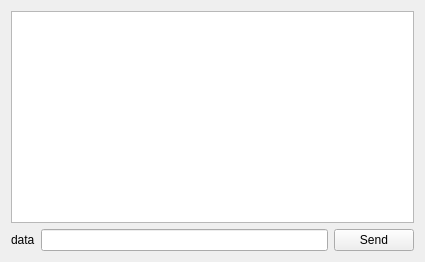
This is chatwidget.ui in aliheydari-cl/Chat-application as Qt 5 draws it before an edit. The edited form follows.
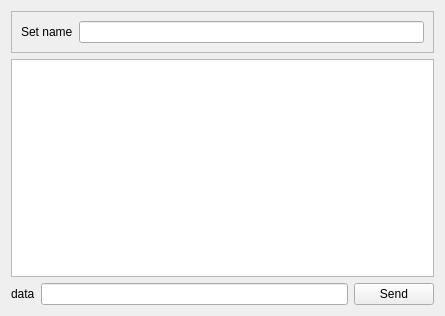
This is the edited form.

Commit message: add protocol class and add set name

Diff of the .ui file:
```diff
--- a/chatwidget.ui
+++ b/chatwidget.ui
@@ -6,15 +6,46 @@
    <rect>
     <x>0</x>
     <y>0</y>
-    <width>425</width>
-    <height>262</height>
+    <width>445</width>
+    <height>316</height>
    </rect>
   </property>
   <property name="windowTitle">
    <string>Form</string>
   </property>
+  <layout class="QGridLayout" name="gridLayout_2">
+   <item row="0" column="0">
+    <layout class="QVBoxLayout" name="verticalLayout_2">
+     <item>
+      <widget class="QFrame" name="nameFrame">
+       <property name="frameShape">
+        <enum>QFrame::StyledPanel</enum>
+       </property>
+       <property name="frameShadow">
+        <enum>QFrame::Raised</enum>
+       </property>
   <layout class="QGridLayout" name="gridLayout">
-   <item row="1" column="0">
+        <item row="0" column="0">
+         <layout class="QHBoxLayout" name="horizontalLayout_2">
+          <item>
+           <widget class="QLabel" name="label_2">
+            <property name="text">
+             <string>Set name</string>
+            </property>
+           </widget>
+          </item>
+          <item>
+           <widget class="QLineEdit" name="leName"/>
+          </item>
+         </layout>
+        </item>
+       </layout>
+      </widget>
+     </item>
+     <item>
+      <widget class="QListWidget" name="lwChat"/>
+     </item>
+     <item>
     <layout class="QVBoxLayout" name="verticalLayout">
      <item>
       <layout class="QHBoxLayout" name="horizontalLayout">
@@ -39,8 +70,7 @@
      </item>
     </layout>
    </item>
-   <item row="0" column="0">
-    <widget class="QListWidget" name="lwChat"/>
+    </layout>
    </item>
   </layout>
  </widget>
```
Lines whose indentation alone changed are shown as unchanged. The commit also changes 8 other files.
